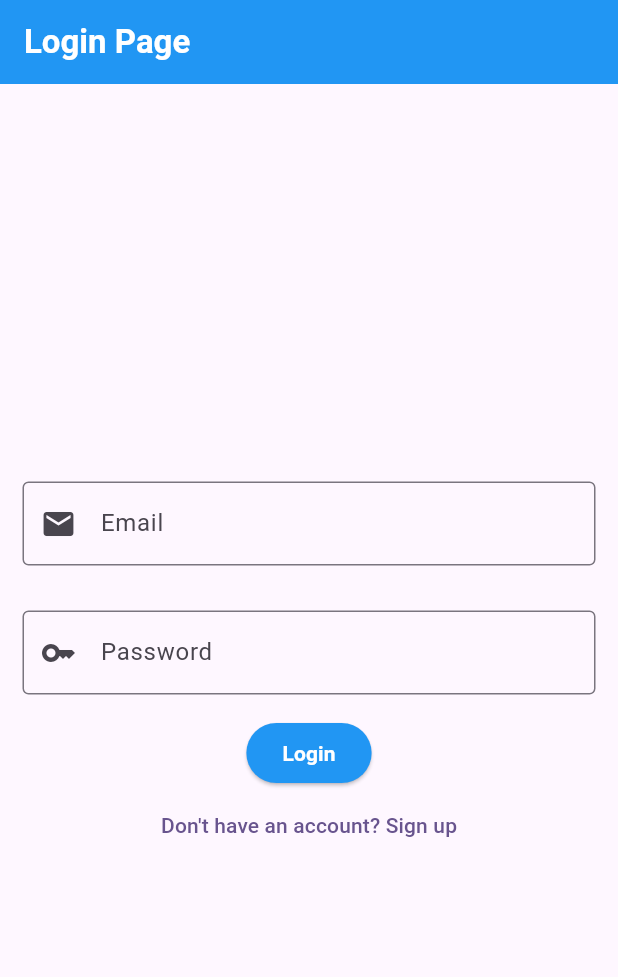
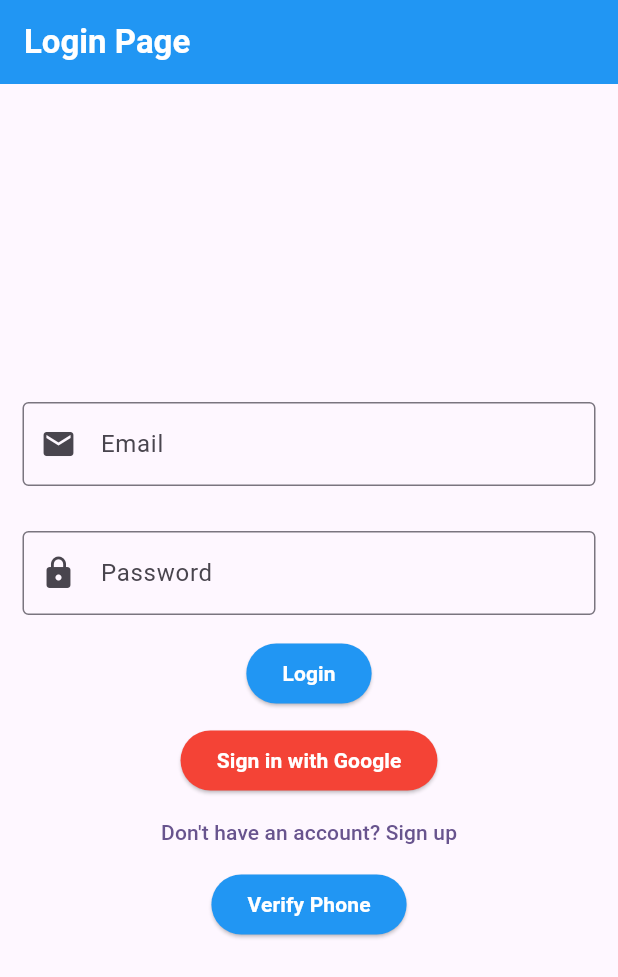
Before and after one commit to Sonu8521/Email-Authentication-, a Flutter app: the screen it shows after launch, on a phone screen of 412 x 824 dp. Shown: the top 977 px of the screen. Run offline on Flutter 3.47's test engine with Material 3 defaults, Android fonts, the phone set to English and light mode, and no system bars; our stand-ins replace firebase_auth, firebase_core, fluttertoast, google_sign_in; accounts and stored records are empty.

Commit message:
updated project

```diff
--- a/lib/screen/LoginPage.dart
+++ b/lib/screen/LoginPage.dart
@@ -1,11 +1,14 @@
 import 'package:firebase_auth/firebase_auth.dart';
 import 'package:flutter/material.dart';
+import 'package:flutterauth/screen/verify_phone.dart';
 import 'package:fluttertoast/fluttertoast.dart';
+import 'package:google_sign_in/google_sign_in.dart';
+
 import 'HomePage.dart';
 import 'SignupPage.dart';
 
 class LoginPage extends StatefulWidget {
-  const LoginPage({super.key});
+  const LoginPage({Key? key}) : super(key: key);
 
   @override
   State<LoginPage> createState() => _LoginPageState();
@@ -13,15 +16,17 @@
 
 class _LoginPageState extends State<LoginPage> {
   final FirebaseAuth _auth = FirebaseAuth.instance;
+  final GoogleSignIn googleSignIn = GoogleSignIn();
 
-  final emailControlller = TextEditingController();
-  final PasswordControlller = TextEditingController();
+  final emailController = TextEditingController();
+  final passwordController = TextEditingController();
   final _formKey = GlobalKey<FormState>();
 
   String? _validateEmail(String value) {
     if (value.isEmpty) {
       return 'Please enter your email address.';
     }
+    return null;
   }
 
   String? _validatePassword(String value) {
@@ -30,20 +35,38 @@
     }
     // You can define your password requirements here, like minimum length.
     if (value.length < 8) {
-      return 'Password must be at least 6 characters long.';
+      return 'Password must be at least 8 characters long.';
     }
     return null;
   }
 
-  Future<void> _sigInWithEmailPassword() async {
+  Future<void> _signInWithEmailPassword() async {
     try {
       UserCredential userCredential = await _auth.signInWithEmailAndPassword(
-          email: emailControlller.text.trim(),
-          password: PasswordControlller.text.trim());
+        email: emailController.text.trim(),
+        password: passwordController.text.trim(),
+      );
       Fluttertoast.showToast(msg: "Login Successfully");
-      Navigator.pushReplacement(
-          context, MaterialPageRoute(builder: (_) => HomePage()));
+      Navigator.pushReplacement(context, MaterialPageRoute(builder: (_) => HomePage()));
     } on FirebaseAuthException catch (e) {
+      Fluttertoast.showToast(msg: "$e");
+    }
+  }
+
+  Future<void> _signInWithGoogle() async {
+    try {
+      final GoogleSignInAccount? googleSignInAccount = await googleSignIn.signIn();
+      if (googleSignInAccount != null) {
+        final GoogleSignInAuthentication googleSignInAuthentication = await googleSignInAccount.authentication;
+        final AuthCredential credential = GoogleAuthProvider.credential(
+          accessToken: googleSignInAuthentication.accessToken,
+          idToken: googleSignInAuthentication.idToken,
+        );
+        final UserCredential userCredential = await _auth.signInWithCredential(credential);
+        Fluttertoast.showToast(msg: "Login Successfully");
+        Navigator.pushReplacement(context, MaterialPageRoute(builder: (_) => HomePage()));
+      }
+    } catch (e) {
       Fluttertoast.showToast(msg: "$e");
     }
   }
@@ -52,9 +75,13 @@
   Widget build(BuildContext context) {
     return Scaffold(
       appBar: AppBar(
-          title: Text("Login Page",style: TextStyle(color: Colors.white,fontWeight: FontWeight.bold),),
+        title: const Text(
+          "Login Page",
+          style: TextStyle(color: Colors.white, fontWeight: FontWeight.bold),
+        ),
         backgroundColor: Colors.blue,
       ),
+
       body: Center(
         child: Column(
           mainAxisAlignment: MainAxisAlignment.center,
@@ -63,32 +90,28 @@
             Padding(
               padding: EdgeInsets.all(15.0),
               child: TextField(
-                  controller: emailControlller,
-                  decoration: InputDecoration(
+                controller: emailController,
+                decoration: const InputDecoration(
                   labelText: "Email",
                   prefixIcon: Icon(Icons.email),
                   border: OutlineInputBorder(),
                 ),
               ),
             ),
-
-
             Padding(
               padding: EdgeInsets.all(15.0),
               child: TextField(
-                  controller: PasswordControlller,
-                  decoration: InputDecoration(
+                controller: passwordController,
+                obscureText: true,
+                decoration: const InputDecoration(
                   labelText: "Password",
-                    prefixIcon: Icon(Icons.key),
+                  prefixIcon: Icon(Icons.lock),
                   border: OutlineInputBorder(),
                 ),
               ),
             ),
-
             ElevatedButton(
-                onPressed: () {
-                  _sigInWithEmailPassword();
-                },
+              onPressed: _signInWithEmailPassword,
               style: ButtonStyle(
                 backgroundColor: MaterialStateProperty.all<Color>(Colors.blue),
               ),
@@ -97,15 +120,43 @@
                 style: TextStyle(fontWeight: FontWeight.bold, color: Colors.white),
               ),
             ),
-
+            const SizedBox(height: 10,),
+            ElevatedButton(
+              onPressed: _signInWithGoogle,
+              style: ButtonStyle(
+                backgroundColor: MaterialStateProperty.all<Color>(Colors.red),
+              ),
+              child: const Text(
+                "Sign in with Google",
+                style: TextStyle(fontWeight: FontWeight.bold, color: Colors.white),
+              ),
+            ),
             TextButton(
               onPressed: () {
-                    Navigator.push(context,
-                        MaterialPageRoute(builder: (_) => const SigninPage()));
+                Navigator.push(context, MaterialPageRoute(builder: (_) => const SigninPage()));
               },
-                  child: const Text("Don't have an account? Sign up"))
+              child: const Text("Don't have an account? Sign up"),
+            ),
+
+            ElevatedButton(
+              onPressed: () {
+                Navigator.push(context, MaterialPageRoute(builder: (_) => const verifyphone()));
+              },
+              style: ButtonStyle(
+                backgroundColor: MaterialStateProperty.all<Color>(Colors.blue),
+              ),
+              child: const Text(
+                "Verify Phone",
+                style: TextStyle(fontWeight: FontWeight.bold, color: Colors.white),
+              ),
+            ),
+
           ],
         ),
-        ));
+      ),
+    );
   }
 }
+
+class VerifyPhonePage {
+}
--- a/pubspec.yaml
+++ b/pubspec.yaml
@@ -38,10 +38,13 @@
   firebase_core: ^2.31.0
   firebase_auth: ^4.19.5
   fluttertoast: ^8.2.5
+  google_sign_in: ^6.2.1
+
 
 dev_dependencies:
   flutter_test:
     sdk: flutter
+
 
   # The "flutter_lints" package below contains a set of recommended lints to
   # encourage good coding practices. The lint set provided by the package is
```
Also changed, not shown: lib/screen/verify_phone.dart (added, +127 -0 lines), pubspec.lock. Lines whose indentation alone changed are shown as unchanged.
